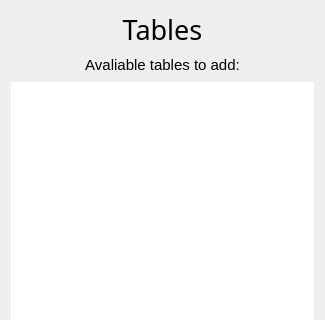
Qt form view_load_items_from_db/itemsloader.ui (SundaySW/SALogViewer) before a commit; both pictures show x 0 to 325 and y 0 to 320 of the 325 by 570 pixel window.
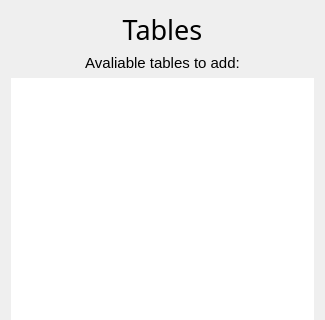
The same form after that commit. Icons and pictures are not drawn.

Diff of the .ui file:
```diff
--- a/view_load_items_from_db/itemsloader.ui
+++ b/view_load_items_from_db/itemsloader.ui
@@ -25,10 +25,7 @@
   <property name="styleSheet">
    <string notr="true"/>
   </property>
-  <layout class="QVBoxLayout" name="verticalLayout">
-   <property name="spacing">
-    <number>8</number>
-   </property>
+  <layout class="QVBoxLayout" name="verticalLayout_2">
    <item>
     <widget class="QLabel" name="lbl_name">
      <property name="font">
```
